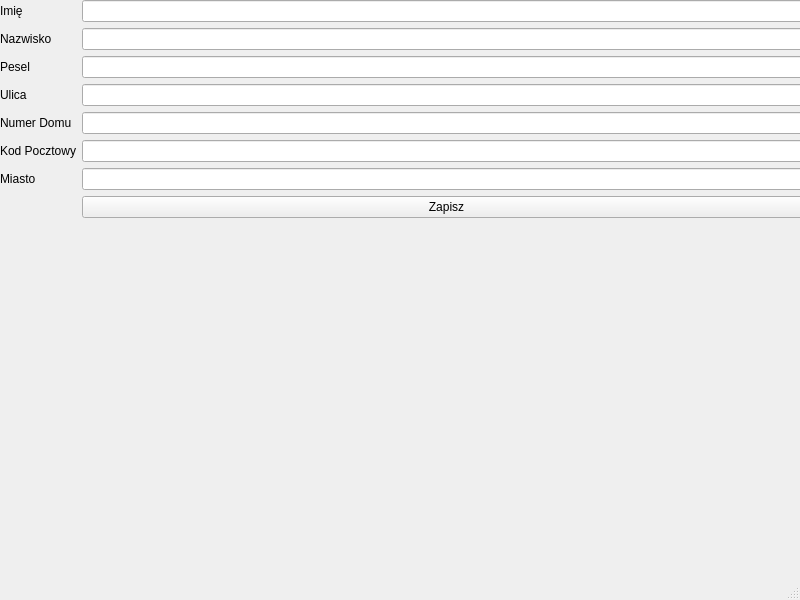
This is EditPatientWindow.ui in BD-lab/gui as Qt 5 draws it before an edit. The edited form follows.
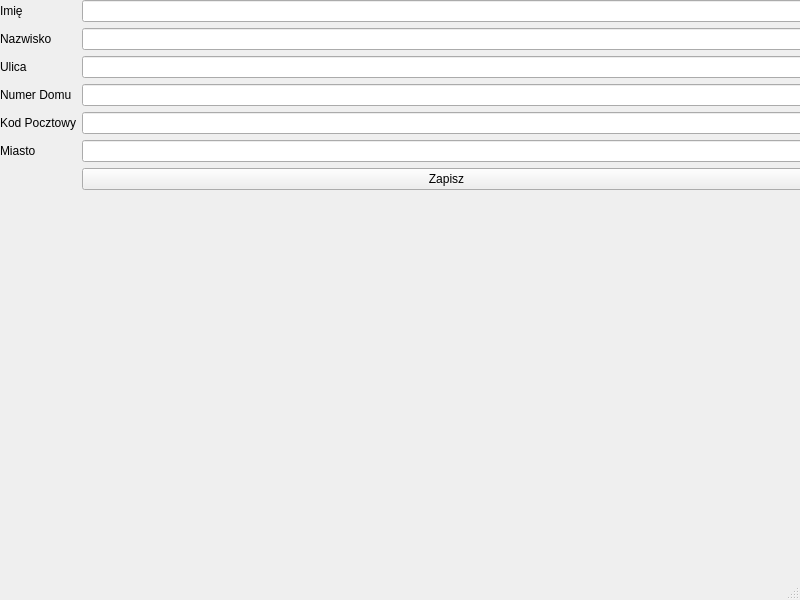
This is the edited form.

Commit message: deleted pesel in edit

```diff
--- a/EditPatientWindow.ui
+++ b/EditPatientWindow.ui
@@ -34,6 +34,9 @@
        </property>
       </widget>
      </item>
+     <item row="0" column="1">
+      <widget class="QLineEdit" name="firstNameInput"/>
+     </item>
      <item row="1" column="0">
       <widget class="QLabel" name="lastName">
        <property name="text">
@@ -45,66 +48,53 @@
       <widget class="QLineEdit" name="lastNameInput"/>
      </item>
      <item row="2" column="0">
-      <widget class="QLabel" name="pesel">
-       <property name="text">
-        <string>Pesel</string>
-       </property>
-      </widget>
-     </item>
-     <item row="3" column="0">
       <widget class="QLabel" name="streetName">
        <property name="text">
         <string>Ulica</string>
        </property>
       </widget>
      </item>
-     <item row="4" column="0">
+     <item row="2" column="1">
+      <widget class="QLineEdit" name="streetNameInput"/>
+     </item>
+     <item row="3" column="0">
       <widget class="QLabel" name="buildingNumber">
        <property name="text">
         <string>Numer Domu</string>
        </property>
       </widget>
      </item>
-     <item row="5" column="0">
+     <item row="3" column="1">
+      <widget class="QLineEdit" name="buildingNumberInput"/>
+     </item>
+     <item row="4" column="0">
       <widget class="QLabel" name="zipCode">
        <property name="text">
         <string>Kod Pocztowy</string>
        </property>
       </widget>
      </item>
-     <item row="6" column="0">
+     <item row="4" column="1">
+      <widget class="QLineEdit" name="zipCodeInput"/>
+     </item>
+     <item row="5" column="0">
       <widget class="QLabel" name="city">
        <property name="text">
         <string>Miasto</string>
        </property>
       </widget>
      </item>
-     <item row="6" column="1">
-      <widget class="QLineEdit" name="cityInput"/>
-     </item>
      <item row="5" column="1">
-      <widget class="QLineEdit" name="zipCodeInput"/>
+      <widget class="QLineEdit" name="cityInput"/>
      </item>
-     <item row="0" column="1">
-      <widget class="QLineEdit" name="firstNameInput"/>
-     </item>
-     <item row="2" column="1">
-      <widget class="QLineEdit" name="peselInput"/>
-     </item>
-     <item row="4" column="1">
-      <widget class="QLineEdit" name="buildingNumberInput"/>
-     </item>
-     <item row="3" column="1">
-      <widget class="QLineEdit" name="streetNameInput"/>
-     </item>
-     <item row="7" column="1">
+     <item row="6" column="1">
       <widget class="QPushButton" name="saveButton">
        <property name="text">
         <string>Zapisz</string>
        </property>
       </widget>
      </item>
-     <item row="8" column="1">
+     <item row="7" column="1">
       <widget class="QLabel" name="label">
        <property name="text">
         <string/>
```
The commit also changes 1 other file.
